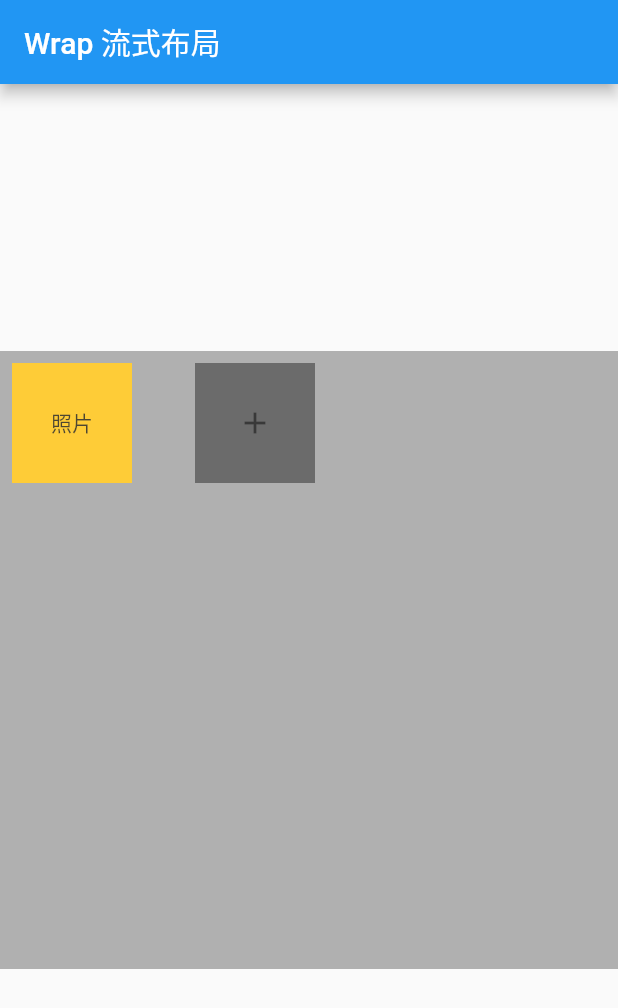
After one commit to JerrNeon/FlutterDemo, a Flutter app: the WrapLayoutStful screen opened directly, after a tap on the "add" icon, on a phone screen of 412 x 824 dp. The commit adds this screen. Shown: the top 1008 px of the screen. Run offline on Flutter 3.47's test engine with Material 2 defaults, Android fonts, the phone set to English and light mode, and no system bars.

Commit message:
search、wrapLayout and expansion use

```diff
--- /dev/null
+++ b/lib/bean/ExpandStateBean.dart
@@ -0,0 +1,6 @@
+class ExpandStateBean {
+  var isOpen;
+  var index;
+
+  ExpandStateBean(this.isOpen, this.index);
+}
--- /dev/null
+++ b/lib/demo/WrapLayoutDemo.dart
@@ -0,0 +1,90 @@
+import 'package:flutter/material.dart';
+
+class WrapLayoutDemo extends StatelessWidget {
+  @override
+  Widget build(BuildContext context) {
+    return new MaterialApp(
+      title: "WrapLayoutDemo",
+      theme: ThemeData.dark(),
+      home: WrapLayoutStful(),
+    );
+  }
+}
+
+class WrapLayoutStful extends StatefulWidget {
+  @override
+  _WrapLayoutStfulState createState() => _WrapLayoutStfulState();
+}
+
+class _WrapLayoutStfulState extends State<WrapLayoutStful> {
+  List<Widget> list;
+
+  @override
+  void initState() {
+    super.initState();
+    list = List<Widget>()..add(buildAddButton());
+  }
+
+  @override
+  Widget build(BuildContext context) {
+    final width = MediaQuery.of(context).size.width;
+    final height = MediaQuery.of(context).size.height;
+    return Scaffold(
+      appBar: AppBar(
+        title: Text("Wrap 流式布局"),
+      ),
+      body: Center(
+        child: Opacity(
+          opacity: 0.8,
+          child: Container(
+            width: width,
+            height: height / 2,
+            color: Colors.grey,
+            child: Wrap(
+              children: list,
+              spacing: 26.0,
+            ),
+          ),
+        ),
+      ),
+    );
+  }
+
+  Widget buildAddButton() {
+    return GestureDetector(
+      onTap: () {
+        if (list.length < 9) {
+          setState(() {
+            list.insert(list.length - 1, buildAddPhoto());
+          });
+        }
+      },
+      child: Padding(
+        padding: const EdgeInsets.all(8.0),
+        child: Container(
+          width: 80.0,
+          height: 80.0,
+          color: Colors.black54,
+          child: Icon(Icons.add),
+        ),
+      ),
+    );
+  }
+
+  Widget buildAddPhoto() {
+    return new GestureDetector(
+      onTap: () {},
+      child: Padding(
+        padding: const EdgeInsets.all(8.0),
+        child: Container(
+          width: 80.0,
+          height: 80.0,
+          color: Colors.amber,
+          child: Center(
+            child: Text("照片"),
+          ),
+        ),
+      ),
+    );
+  }
+}
```
Also changed, not shown: lib/demo/ExpandTitleDemo.dart (added, +42 -0 lines), lib/demo/ExpansionPanelListDemo.dart (added, +74 -0 lines), lib/demo/SearchBarDemo.dart (added, +106 -0 lines), lib/main.dart (+13 -0 lines).
